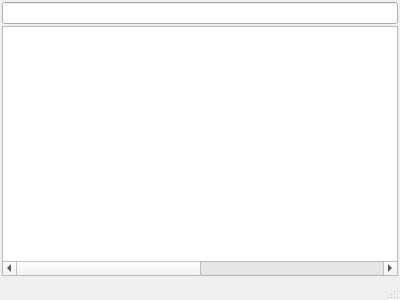
First picture: the form in src/MainWindow.ui, repository przemek83/t9-predictioner, before the edit.
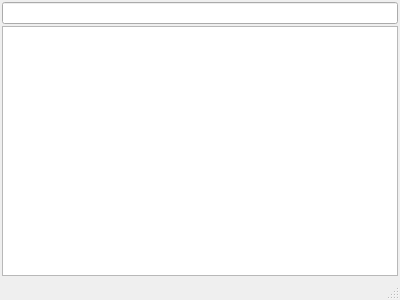
Second picture: the form after the edit.

Commit message: Remove not needed code from ui.

Patch:
```diff
--- a/src/MainWindow.ui
+++ b/src/MainWindow.ui
@@ -40,7 +40,7 @@
        <bool>false</bool>
       </attribute>
       <attribute name="horizontalHeaderDefaultSectionSize">
-       <number>200</number>
+       <number>190</number>
       </attribute>
       <attribute name="horizontalHeaderStretchLastSection">
        <bool>true</bool>
```
Left out of the diff: 9 changed lines with no effect on the pictures.
